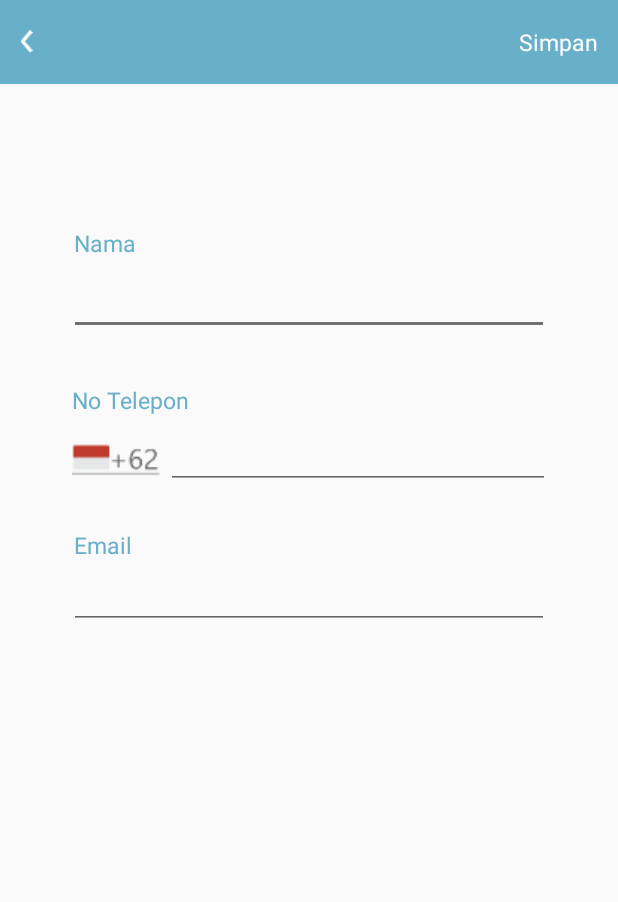
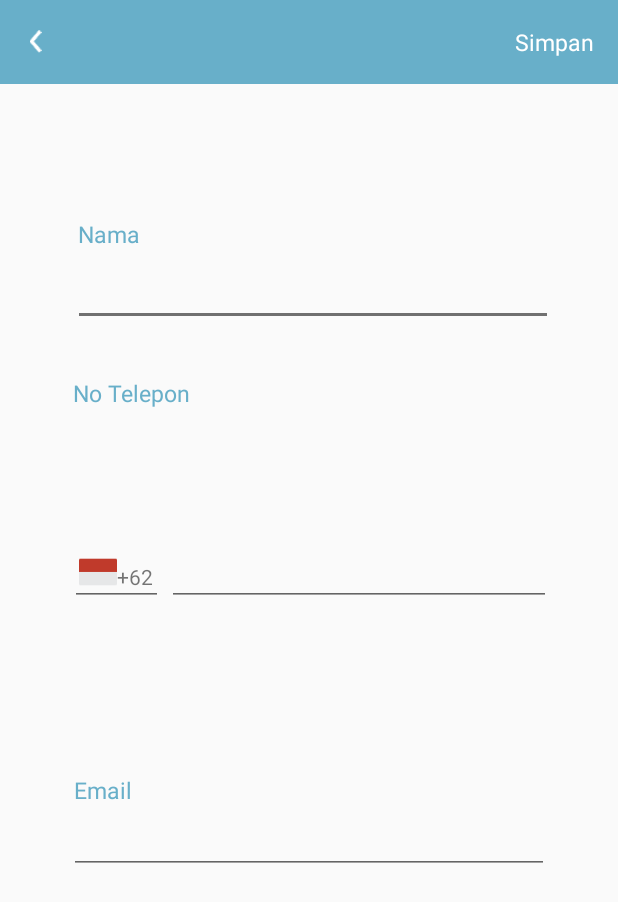
Before and after one commit to enrinal/Mutur, an Android app: the ProfileViewActivity screen opened directly, with no data from a screen before it, on a phone screen of 412 x 824 dp. Shown: the top 902 px of the screen. Run offline under Robolectric (Android 15) with nearby library versions, the phone set to English and light mode, and no system bars; our stand-ins replace Firebase (no records; nobody signed in at launch, a user with empty details on screens opened directly).

Commit message:
edit activity_profileview

```diff
--- a/app/src/main/res/layout/activity_profile.xml
+++ b/app/src/main/res/layout/activity_profile.xml
@@ -30,7 +30,7 @@
         android:layout_marginRight="36dp"
         android:layout_marginBottom="47dp"
         android:ems="20"
-        android:hint="Name"
+        android:hint="Masukkan nama kamu"
         android:inputType="textPersonName"
         android:textColorHint="@color/colorAccent"
         android:textSize="14sp"
@@ -47,7 +47,7 @@
         android:layout_marginRight="36dp"
         android:layout_marginBottom="75dp"
         android:ems="20"
-        android:hint="Email"
+        android:hint="Masukkan email kamu"
         android:inputType="textEmailAddress"
         android:textColorHint="@color/colorAccent"
         android:textSize="14sp"
--- a/app/src/main/res/layout/activity_profileview.xml
+++ b/app/src/main/res/layout/activity_profileview.xml
@@ -20,15 +20,15 @@
             android:id="@+id/navigation_menu"
             android:layout_width="15dp"
             android:layout_height="15dp"
-            android:layout_marginLeft="10dp"
-            android:src="@drawable/left"
-            android:onClick="back"/>
+            android:layout_marginLeft="16dp"
+            android:onClick="back"
+            android:src="@drawable/left" />
 
         <TextView
             android:layout_width="wrap_content"
             android:layout_height="wrap_content"
             android:layout_gravity="right"
-            android:layout_marginRight="13dp"
+            android:layout_marginRight="16dp"
             android:onClick="simpan"
             android:text="Simpan"
             android:textColor="#ffffff"
@@ -53,10 +53,11 @@
         android:id="@+id/nama_user"
         android:layout_width="wrap_content"
         android:layout_height="wrap_content"
-        android:layout_marginTop="178dp"
+        android:layout_marginTop="172dp"
         android:ems="15"
         android:inputType="textPersonName"
         app:layout_constraintEnd_toEndOf="parent"
+        app:layout_constraintHorizontal_bias="0.527"
         app:layout_constraintStart_toStartOf="parent"
         app:layout_constraintTop_toTopOf="parent" />
 
@@ -76,52 +77,72 @@
         android:id="@+id/email"
         android:layout_width="wrap_content"
         android:layout_height="wrap_content"
-        android:layout_marginTop="48dp"
+        android:layout_marginBottom="241dp"
         android:ems="15"
         android:inputType="textEmailAddress"
+        app:layout_constraintBottom_toBottomOf="parent"
         app:layout_constraintEnd_toEndOf="parent"
-        app:layout_constraintStart_toStartOf="parent"
-        app:layout_constraintTop_toBottomOf="@+id/noTelp" />
+        app:layout_constraintStart_toStartOf="parent" />
 
     <TextView
         android:id="@+id/textView3"
         android:layout_width="wrap_content"
         android:layout_height="wrap_content"
-        android:layout_marginBottom="3dp"
+        android:layout_marginStart="2dp"
+        android:layout_marginLeft="2dp"
+        android:layout_marginTop="34dp"
         android:text="No Telepon"
         android:textColor="@color/colorPrimary"
         android:textSize="15sp"
-        app:layout_constraintBottom_toTopOf="@+id/noTelp"
-        app:layout_constraintStart_toStartOf="@+id/imageView4" />
+        app:layout_constraintStart_toStartOf="@+id/editText2"
+        app:layout_constraintTop_toBottomOf="@+id/nama_user" />
 
     <EditText
         android:id="@+id/noTelp"
         android:layout_width="wrap_content"
         android:layout_height="wrap_content"
-        android:layout_marginTop="57dp"
-        android:layout_marginEnd="45dp"
-        android:layout_marginRight="45dp"
         android:ems="12"
         android:inputType="phone"
+        app:layout_constraintBaseline_toBaselineOf="@+id/editText2"
         app:layout_constraintEnd_toEndOf="parent"
-        app:layout_constraintStart_toEndOf="@+id/imageView4"
-        app:layout_constraintTop_toBottomOf="@+id/nama_user" />
+        app:layout_constraintStart_toEndOf="@+id/textView5" />
+
+    <EditText
+        android:id="@+id/editText2"
+        android:layout_width="62dp"
+        android:layout_height="45dp"
+        android:layout_marginTop="23dp"
+        android:layout_marginBottom="28dp"
+        android:ems="10"
+        android:inputType="textPersonName"
+        app:layout_constraintBottom_toTopOf="@+id/textView2"
+        app:layout_constraintEnd_toEndOf="@+id/imageView3"
+        app:layout_constraintStart_toEndOf="@+id/imageView3"
+        app:layout_constraintTop_toTopOf="@+id/textView3" />
+
+    <TextView
+        android:id="@+id/textView5"
+        android:layout_width="wrap_content"
+        android:layout_height="wrap_content"
+        android:layout_marginEnd="9dp"
+        android:layout_marginRight="9dp"
+        android:text="+62"
+        app:layout_constraintBottom_toBottomOf="@+id/imageView3"
+        app:layout_constraintEnd_toStartOf="@+id/noTelp"
+        app:layout_constraintStart_toEndOf="@+id/imageView3" />
 
     <ImageView
-        android:id="@+id/imageView4"
-        android:layout_width="0dp"
-        android:layout_height="47dp"
-        android:layout_marginStart="48dp"
-        android:layout_marginLeft="48dp"
-        android:layout_marginTop="25dp"
-        android:layout_marginEnd="4dp"
-        android:layout_marginRight="4dp"
-        android:layout_marginBottom="24dp"
-        app:layout_constraintBottom_toTopOf="@+id/textView2"
-        app:layout_constraintEnd_toStartOf="@+id/noTelp"
+        android:id="@+id/imageView3"
+        android:layout_width="wrap_content"
+        android:layout_height="wrap_content"
+        android:layout_marginStart="7dp"
+        android:layout_marginLeft="7dp"
+        android:layout_marginTop="10dp"
+        app:layout_constraintEnd_toStartOf="@+id/textView5"
+        app:layout_constraintHorizontal_chainStyle="packed"
         app:layout_constraintStart_toStartOf="parent"
-        app:layout_constraintTop_toTopOf="@+id/textView3"
-        app:srcCompat="@drawable/indo" />
+        app:layout_constraintTop_toTopOf="@+id/editText2"
+        app:srcCompat="@drawable/indonesia" />
 
 
 </android.support.constraint.ConstraintLayout>
--- a/app/src/main/res/values/styles.xml
+++ b/app/src/main/res/values/styles.xml
@@ -6,7 +6,7 @@
         <item name="colorPrimary">@color/colorPrimary</item>
         <item name="colorPrimaryDark">@color/colorPrimary</item>
         <item name="colorAccent">@color/colorAccent</item>
-        <item name="colorAccent">@color/colorWhite</item>
+        <item name="colorWhite">@color/colorWhite</item>
     </style>
 
     <style name="SplashTheme" parent="Theme.AppCompat.Light.NoActionBar">
```
Also changed, not shown: app/src/main/res/layout/activity_maps.xml (+6 -6 lines), app/src/main/res/layout/activity_phone.xml (+58 -30 lines), app/src/main/res/drawable-xxxhdpi/map.png.
